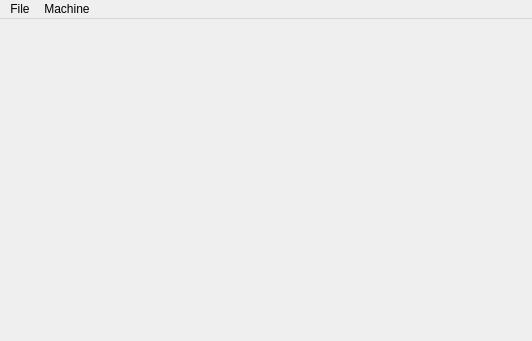
kcjengr/qtpyvcp, file examples/mini/mini.ui: the form before one commit.
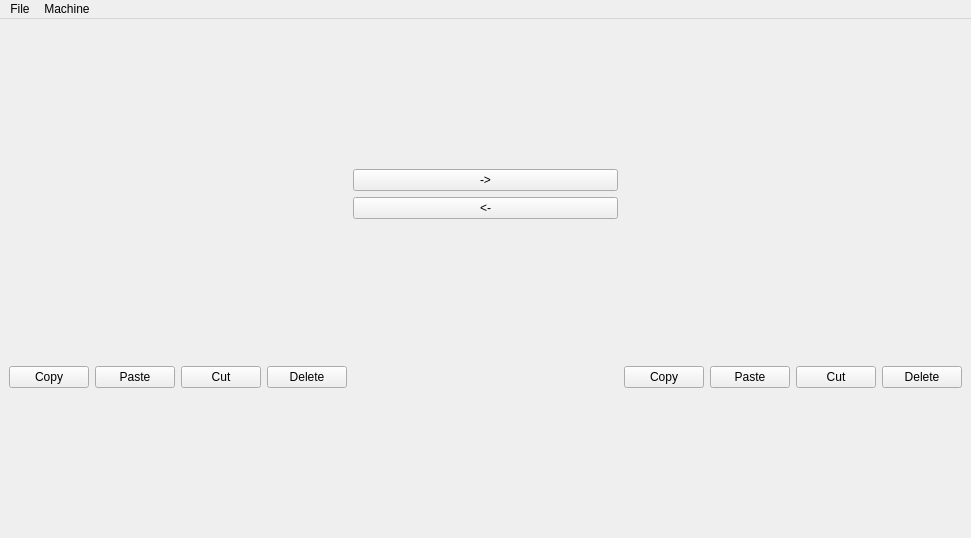
The form after the commit. Custom widgets are drawn as their Qt base class.

Patch:
```diff
--- a/examples/mini/mini.ui
+++ b/examples/mini/mini.ui
@@ -6,8 +6,8 @@
    <rect>
     <x>0</x>
     <y>0</y>
-    <width>532</width>
-    <height>341</height>
+    <width>971</width>
+    <height>538</height>
    </rect>
   </property>
   <property name="windowTitle">
@@ -20,15 +20,112 @@
      <height>624</height>
     </size>
    </property>
-   <layout class="QVBoxLayout" name="verticalLayout"/>
+   <layout class="QGridLayout" name="gridLayout">
+    <item row="1" column="0">
+     <layout class="QHBoxLayout" name="horizontalLayout">
+      <item>
+       <widget class="QPushButton" name="pushButton_3">
+        <property name="text">
+         <string>Copy</string>
+        </property>
+       </widget>
+      </item>
+      <item>
+       <widget class="QPushButton" name="pushButton_2">
+        <property name="text">
+         <string>Paste</string>
+        </property>
+       </widget>
+      </item>
+      <item>
+       <widget class="QPushButton" name="pushButton">
+        <property name="text">
+         <string>Cut</string>
+        </property>
+       </widget>
+      </item>
+      <item>
+       <widget class="QPushButton" name="pushButton_4">
+        <property name="text">
+         <string>Delete</string>
+        </property>
+       </widget>
+      </item>
+     </layout>
+    </item>
+    <item row="0" column="0">
+     <widget class="FileSystem" name="filesystem">
+      <property name="tree_type" stdset="0">
+       <enum>FileSystem::Local</enum>
+      </property>
+     </widget>
+    </item>
+    <item row="0" column="4">
+     <widget class="FileSystem" name="filesystem_2">
+      <property name="tree_type" stdset="0">
+       <enum>FileSystem::Remote</enum>
+      </property>
+     </widget>
+    </item>
+    <item row="0" column="2">
+     <layout class="QVBoxLayout" name="verticalLayout">
+      <item>
+       <widget class="QPushButton" name="pushButton_6">
+        <property name="text">
+         <string>-&gt;</string>
+        </property>
+       </widget>
+      </item>
+      <item>
+       <widget class="QPushButton" name="pushButton_5">
+        <property name="text">
+         <string>&lt;-</string>
+        </property>
+       </widget>
+      </item>
+     </layout>
+    </item>
+    <item row="1" column="4">
+     <layout class="QHBoxLayout" name="horizontalLayout_2">
+      <item>
+       <widget class="QPushButton" name="pushButton_9">
+        <property name="text">
+         <string>Copy</string>
+        </property>
+       </widget>
+      </item>
+      <item>
+       <widget class="QPushButton" name="pushButton_8">
+        <property name="text">
+         <string>Paste</string>
+        </property>
+       </widget>
+      </item>
+      <item>
+       <widget class="QPushButton" name="pushButton_7">
+        <property name="text">
+         <string>Cut</string>
+        </property>
+       </widget>
+      </item>
+      <item>
+       <widget class="QPushButton" name="pushButton_10">
+        <property name="text">
+         <string>Delete</string>
+        </property>
+       </widget>
+      </item>
+     </layout>
+    </item>
+   </layout>
   </widget>
   <widget class="QMenuBar" name="menuBar">
    <property name="geometry">
     <rect>
      <x>0</x>
      <y>0</y>
-     <width>532</width>
-     <height>20</height>
+     <width>971</width>
+     <height>25</height>
     </rect>
    </property>
    <widget class="QMenu" name="menuFile">
@@ -82,6 +179,11 @@
    <header>QtPyVCP.widgets.form_widgets.main_window</header>
    <container>1</container>
   </customwidget>
+  <customwidget>
+   <class>FileSystem</class>
+   <extends>QWidget</extends>
+   <header>QtPyVCP.widgets.input_widgets.file_system</header>
+  </customwidget>
  </customwidgets>
  <resources/>
  <connections/>
```
Left out of the diff: 72 changed lines with no effect on the pictures.
